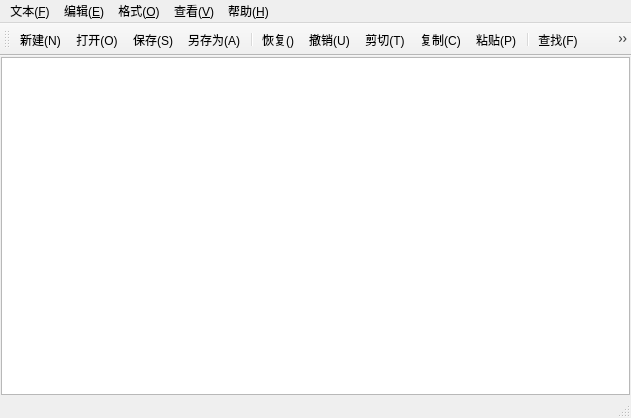
First picture: the form in mainwindow.ui, repository Tuski-aurora/MYNT, before the edit.
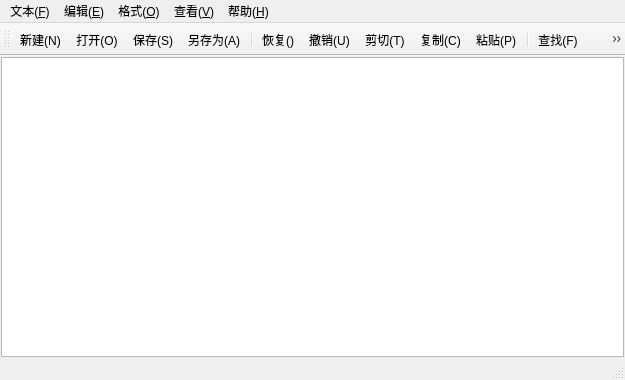
Second picture: the form after the edit. Icons and pictures are not drawn.

```diff
--- a/mainwindow.ui
+++ b/mainwindow.ui
@@ -6,14 +6,26 @@
    <rect>
     <x>0</x>
     <y>0</y>
-    <width>631</width>
-    <height>418</height>
+    <width>625</width>
+    <height>380</height>
    </rect>
   </property>
+  <property name="minimumSize">
+   <size>
+    <width>625</width>
+    <height>380</height>
+   </size>
+  </property>
   <property name="windowTitle">
    <string>MainWindow</string>
   </property>
   <widget class="QWidget" name="centralwidget">
+   <property name="minimumSize">
+    <size>
+     <width>0</width>
+     <height>0</height>
+    </size>
+   </property>
    <layout class="QVBoxLayout" name="verticalLayout">
     <property name="spacing">
      <number>0</number>
@@ -40,7 +52,7 @@
     <rect>
      <x>0</x>
      <y>0</y>
-     <width>631</width>
+     <width>625</width>
      <height>23</height>
     </rect>
    </property>
```
Left out of the diff: 3 changed lines with no effect on the pictures.
